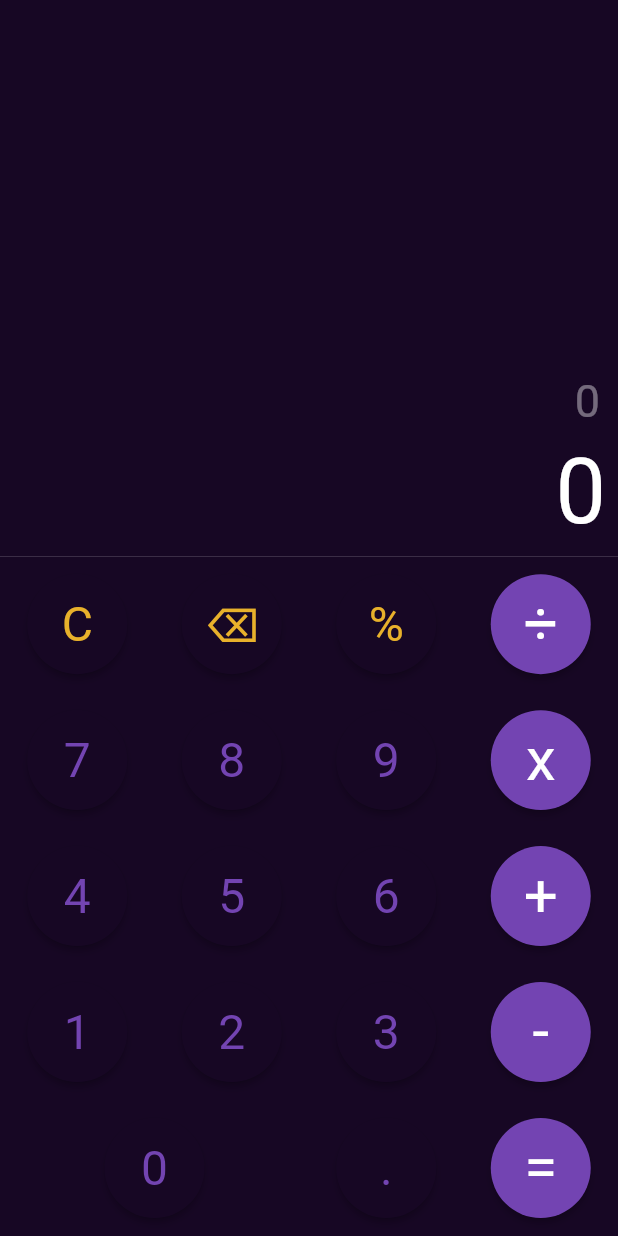
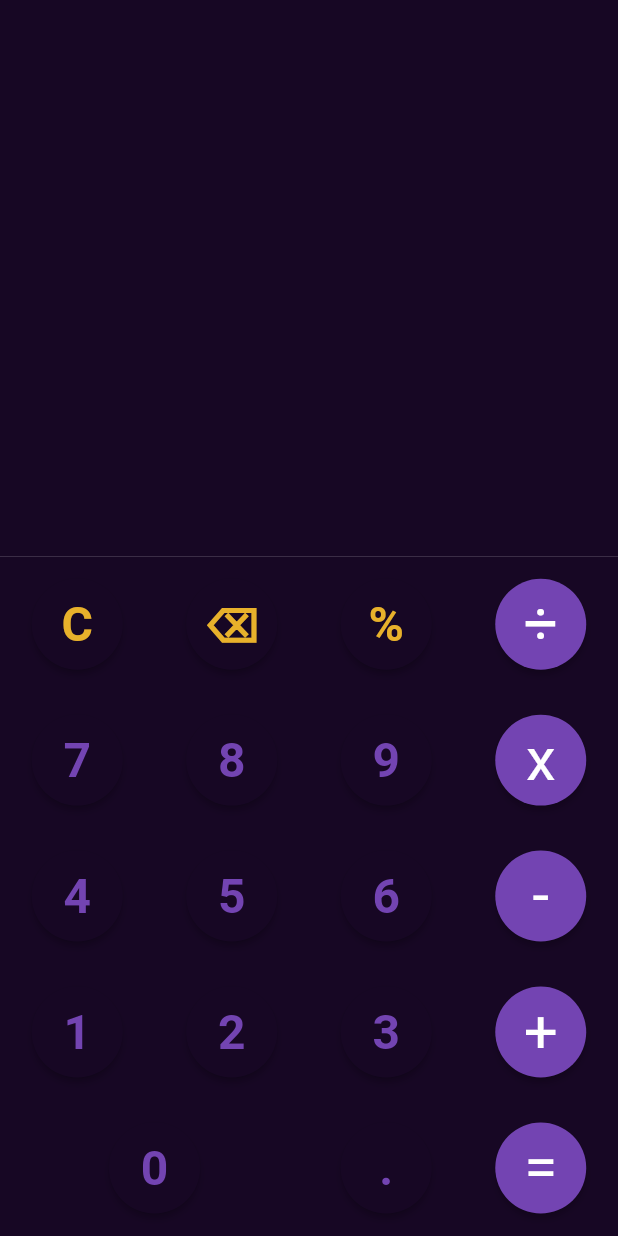
Before and after one commit to e-medeiros1/Calculator, a Flutter app: the screen it shows after launch, on a phone screen of 412 x 824 dp. Run offline on Flutter 3.47's test engine with Material 2 defaults, Android fonts, the phone set to English and light mode, and no system bars; drawn by our look-alikes of auto_size_text.

Commit message:
Logical implementations

```diff
--- a/lib/main.dart
+++ b/lib/main.dart
@@ -14,7 +14,7 @@ class MyApp extends StatelessWidget {
     return MaterialApp(
       theme: ThemeData(fontFamily: 'Roboto'),
       debugShowCheckedModeBanner: false,
-      home: CalculatorScreen(),
+      home: const CalculatorScreen(),
     );
   }
 }
--- a/lib/models/brain.dart
+++ b/lib/models/brain.dart
@@ -8,6 +8,8 @@ class Brain {
   int _bufferIndex = 0;
   bool _cleanValue = false;
   String _lastCommand = '';
+  final _history = [0.0, 0.0];
+  String _result = '';
 
   void applyCommand(String command) {
     //In case C, calls clear method
@@ -34,7 +36,6 @@ class Brain {
         command != '=';
   }
 
-  //Once called, clear actual value
   _setOperation(String newOperation) {
     bool isEqualSign = newOperation == '=';
     if (_bufferIndex == 0) {
@@ -45,15 +46,18 @@ class Brain {
       }
     } else {
       _buffer[0] = _calculate();
+
       _buffer[1] = 0.0;
+
       _value = _buffer[0].toString();
+
       //Tirando o .0 de um valor inteiro sem toStringAsFixed
       _value = _value.endsWith('.0') ? _value.split('.')[0] : _value;
 
-      _operation = isEqualSign ? null : newOperation;
+      _operation = isEqualSign ? '' : newOperation;
       _bufferIndex = isEqualSign ? 0 : 1;
     }
-    _cleanValue = true; //!isEqualSign;
+    _cleanValue = true;
   }
 
   //Add digit
@@ -73,6 +77,7 @@ class Brain {
     _cleanValue = false;
 
     _buffer[_bufferIndex] = double.tryParse(_value) ?? 0;
+    // print(_buffer);
   }
 
   //Limpa _value
@@ -103,6 +108,27 @@ class Brain {
     }
   }
 
+  String showHistory() {
+    // result = '${_history[0].toString()} $_operation ${_history[1].toString()}';
+
+    _history[0] = _buffer[0];
+    _history[1] = _buffer[1];
+
+    if (_buffer[0] != 0 && _operation == null && _buffer[1] == 0) {
+      //1
+      return _history[0].toStringAsFixed(0);
+    } else if (_buffer[0] != 0 && _operation != null && _buffer[1] == 0) {
+      //1 +
+      return '${_history[0].toStringAsFixed(0)} $_operation';
+    } else if (_buffer[0] != 0 && _operation != null && _buffer[1] != 0) {
+      //1+1
+
+      return '${_history[0].toStringAsFixed(0)} $_operation ${_history[1].toStringAsFixed(0)}';
+    }
+
+    return '';
+  }
+
   String get value {
     return _value;
   }
--- a/lib/screens/calculator_screen.dart
+++ b/lib/screens/calculator_screen.dart
@@ -26,8 +26,10 @@ class _CalculatorScreenState extends State<CalculatorScreen> {
     return Scaffold(
         body: Column(
       children: [
-
-        DisplayScreenWidget(textDisplay: brain.value),
+        DisplayScreenWidget(
+          textDisplay:
+              brain.value.isEmpty ? brain.value : brain.showHistory(),
+        ),
         Keyboard(cb: _onPressed),
       ],
     ));
--- a/lib/widgets/button.dart
+++ b/lib/widgets/button.dart
@@ -21,7 +21,7 @@ class Button extends StatelessWidget {
     this.color = DEFAULT,
     this.textStyle = const TextStyle(
       color: OPERATION,
-      fontWeight: FontWeight.w500,
+      fontWeight: FontWeight.w600,
       fontSize: 32,
     ),
     required this.cb,
@@ -47,11 +47,12 @@ class Button extends StatelessWidget {
     this.color = DEFAULT,
     this.textStyle = const TextStyle(
       color: OPERATION,
-      fontWeight: FontWeight.w500,
+      fontWeight: FontWeight.w600,
       fontSize: 32,
     ),
     required this.cb,
   }) : super(key: key);
+
   Button.especials({
     Key? key,
     required this.text,
@@ -59,7 +60,7 @@ class Button extends StatelessWidget {
     this.color = DEFAULT,
     this.textStyle = const TextStyle(
       color: ESPECIAL,
-      fontWeight: FontWeight.w500,
+      fontWeight: FontWeight.w600,
       fontSize: 32,
     ),
     required this.cb,
@@ -70,11 +71,11 @@ class Button extends StatelessWidget {
     return Expanded(
       flex: big ? 2 : 1,
       child: Padding(
-        padding: const EdgeInsets.all(12.0),
+        padding: const EdgeInsets.all(15.0),
         child: ElevatedButton(
           onPressed: () => cb(text),
           style: ButtonStyle(
-            visualDensity: VisualDensity.adaptivePlatformDensity,
+            // visualDensity: VisualDensity.adaptivePlatformDensity,
             shape: MaterialStateProperty.all(const CircleBorder()),
             backgroundColor: MaterialStateProperty.all(color),
           ),
--- a/lib/widgets/display_screen_widget.dart
+++ b/lib/widgets/display_screen_widget.dart
@@ -1,16 +1,34 @@
 import 'package:auto_size_text/auto_size_text.dart';
 import 'package:flutter/material.dart';
 
-class DisplayScreenWidget extends StatelessWidget {
+class DisplayScreenWidget extends StatefulWidget {
   final String textDisplay;
 
   const DisplayScreenWidget({Key? key, required this.textDisplay})
       : super(key: key);
 
   @override
+  State<DisplayScreenWidget> createState() => _DisplayScreenWidgetState();
+}
+
+ThemeData darkMode =
+    ThemeData(scaffoldBackgroundColor: const Color(0xFF170724));
+ThemeData lightMode = ThemeData(
+  scaffoldBackgroundColor: Colors.white,
+);
+
+class _DisplayScreenWidgetState extends State<DisplayScreenWidget> {
+  // bool themeSwitch = true;
+
+  // Widget buildSwitch() => Switch(
+  //     value: themeSwitch,
+  //     onChanged: (themeSwitch) {
+  //       setState(() => this.themeSwitch = themeSwitch);
+  //     });
+
+  @override
   Widget build(BuildContext context) {
     return Expanded(
-      //Ocupa toda a dimensão da tela
       flex: 1,
       child: Container(
         color: const Color(0xFF170724),
@@ -18,23 +36,16 @@ class DisplayScreenWidget extends StatelessWidget {
           mainAxisAlignment: MainAxisAlignment.end,
           crossAxisAlignment: CrossAxisAlignment.stretch,
           children: [
-            Container(
-              child: Padding(
-                padding:  EdgeInsets.only(right: 12),
-                child: Text(
-                  textDisplay,
-                  style: TextStyle(
-                    fontSize: 30,
-                    color: const Color(0x66FFFFFF),
-                  ),
-                ),
-              ),
-              alignment: const Alignment(1.0, 1.0),
-            ),
+            // Container(
+            //   child: buildSwitch(),
+            //   alignment: Alignment.topRight,
+            //   padding: const EdgeInsets.only(top: 20, right: 20),
+            // ),
+            const Spacer(),
             Padding(
-              padding: const EdgeInsets.all(8.0),
+              padding: const EdgeInsets.only(right: 20.0, bottom: 10),
               child: AutoSizeText(
-                textDisplay,
+                widget.textDisplay,
                 minFontSize: 20,
                 maxFontSize: 80,
                 maxLines: 1,
--- a/lib/widgets/keyboard.dart
+++ b/lib/widgets/keyboard.dart
@@ -4,10 +4,24 @@ import 'package:calculator/widgets/button.dart';
 import 'package:calculator/widgets/button_row_widget.dart';
 import 'package:flutter/material.dart';
 
-class Keyboard extends StatelessWidget {
+class Keyboard extends StatefulWidget {
   const Keyboard({Key? key, required this.cb}) : super(key: key);
 
   final void Function(String) cb;
+
+  @override
+  State<Keyboard> createState() => _KeyboardState();
+}
+
+class _KeyboardState extends State<Keyboard> {
+  // bool _themeSwitch = true;
+
+  // Widget buildSwitch() => Switch(
+  //     value: _themeSwitch,
+  //     onChanged: (_themeSwitch) {
+  //       setState(() => this._themeSwitch = _themeSwitch);
+  //     });
+
   @override
   Widget build(BuildContext context) {
     final size = MediaQuery.of(context).size;
@@ -17,33 +31,33 @@ class Keyboard extends StatelessWidget {
       child: Column(
         children: [
           ButtonRowWidget(buttons: [
-            Button.especials(text: 'C', cb: cb),
-            Button.especials(text: '⌫', cb: cb),
-            Button.especials(text: '%', cb: cb),
-            Button.operation(text: '÷', cb: cb),
+            Button.especials(text: 'C', cb: widget.cb),
+            Button.especials(text: '⌫', cb: widget.cb),
+            Button.especials(text: '%', cb: widget.cb),
+            Button.operation(text: '÷', cb: widget.cb),
           ]),
           ButtonRowWidget(buttons: [
-            Button(text: '7', cb: cb),
-            Button(text: '8', cb: cb),
-            Button(text: '9', cb: cb),
-            Button.operation(text: 'x', cb: cb),
+            Button(text: '7', cb: widget.cb),
+            Button(text: '8', cb: widget.cb),
+            Button(text: '9', cb: widget.cb),
+            Button.operation(text: 'x', cb: widget.cb),
           ]),
           ButtonRowWidget(buttons: [
-            Button(text: '4', cb: cb),
-            Button(text: '5', cb: cb),
-            Button(text: '6', cb: cb),
-            Button.operation(text: '+', cb: cb),
+            Button(text: '4', cb: widget.cb),
+            Button(text: '5', cb: widget.cb),
+            Button(text: '6', cb: widget.cb),
+            Button.operation(text: '-', cb: widget.cb),
           ]),
           ButtonRowWidget(buttons: [
-            Button(text: '1', cb: cb),
-            Button(text: '2', cb: cb),
-            Button(text: '3', cb: cb),
-            Button.operation(text: '-', cb: cb),
+            Button(text: '1', cb: widget.cb),
+            Button(text: '2', cb: widget.cb),
+            Button(text: '3', cb: widget.cb),
+            Button.operation(text: '+', cb: widget.cb),
           ]),
           ButtonRowWidget(buttons: [
-            Button.big(text: '0', cb: cb),
-            Button(text: '.', cb: cb),
-            Button.operation(text: '=', cb: cb),
+            Button.big(text: '0', cb: widget.cb),
+            Button(text: '.', cb: widget.cb),
+            Button.operation(text: '=', cb: widget.cb),
           ]),
         ],
       ),
```
